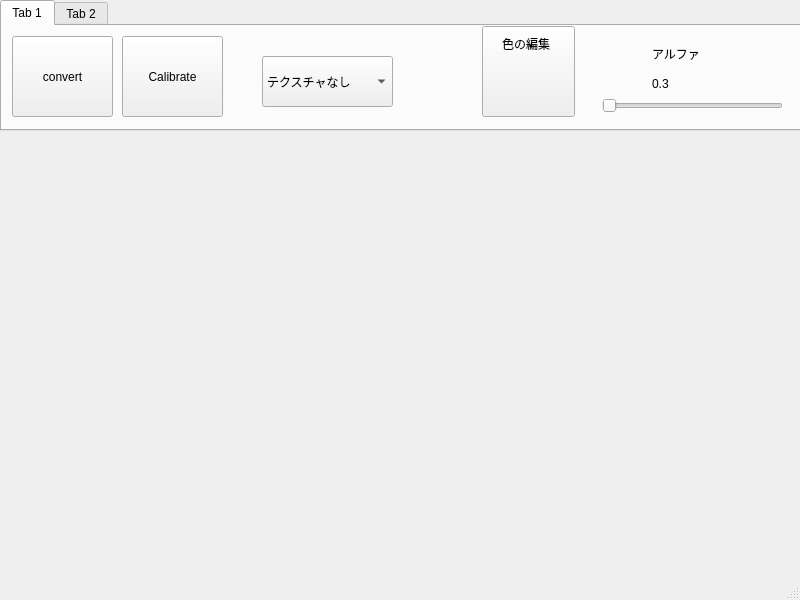
The window that FoodModification/View/mainWindow.ui (JunyaUeda/FoodAR) describes before a commit, drawn with Qt 5.
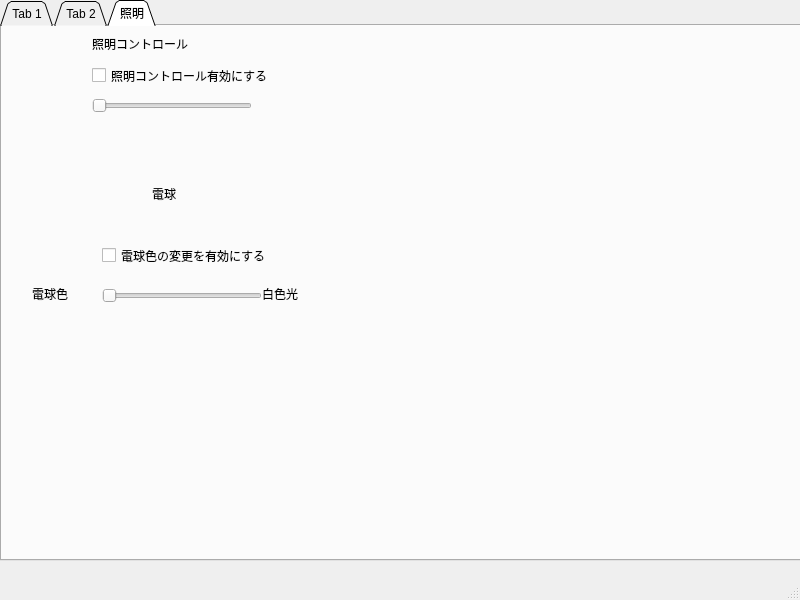
The same window after the commit.

Commit message: 照明のコントロール機能を追加

Patch:
```diff
--- a/FoodModification/View/mainWindow.ui
+++ b/FoodModification/View/mainWindow.ui
@@ -20,11 +20,26 @@
       <x>0</x>
       <y>0</y>
       <width>801</width>
-      <height>131</height>
+      <height>561</height>
      </rect>
     </property>
+    <property name="tabPosition">
+     <enum>QTabWidget::North</enum>
+    </property>
+    <property name="tabShape">
+     <enum>QTabWidget::Triangular</enum>
+    </property>
     <property name="currentIndex">
-     <number>0</number>
+     <number>2</number>
+    </property>
+    <property name="iconSize">
+     <size>
+      <width>40</width>
+      <height>30</height>
+     </size>
+    </property>
+    <property name="elideMode">
+     <enum>Qt::ElideNone</enum>
     </property>
     <widget class="QWidget" name="tab">
      <attribute name="title">
@@ -59,7 +74,7 @@
      <widget class="QPushButton" name="colorMapButton">
       <property name="geometry">
        <rect>
-        <x>480</x>
+        <x>490</x>
         <y>0</y>
         <width>93</width>
         <height>91</height>
@@ -97,6 +112,9 @@
       <property name="singleStep">
        <number>10</number>
       </property>
+      <property name="value">
+       <number>40</number>
+      </property>
       <property name="orientation">
        <enum>Qt::Horizontal</enum>
       </property>
@@ -124,7 +142,7 @@
        </rect>
       </property>
       <property name="text">
-       <string>0.3</string>
+       <string>0.4</string>
       </property>
      </widget>
      <widget class="QComboBox" name="textureComboBox">
@@ -234,6 +252,115 @@
       </attribute>
      </widget>
     </widget>
+    <widget class="QWidget" name="tab_5">
+     <attribute name="title">
+      <string>照明</string>
+     </attribute>
+     <widget class="QSlider" name="illuminationSlider">
+      <property name="geometry">
+       <rect>
+        <x>90</x>
+        <y>70</y>
+        <width>160</width>
+        <height>19</height>
+       </rect>
+      </property>
+      <property name="orientation">
+       <enum>Qt::Horizontal</enum>
+      </property>
+     </widget>
+     <widget class="QLabel" name="illuminationLabel">
+      <property name="geometry">
+       <rect>
+        <x>90</x>
+        <y>10</y>
+        <width>141</width>
+        <height>16</height>
+       </rect>
+      </property>
+      <property name="text">
+       <string>照明コントロール</string>
+      </property>
+     </widget>
+     <widget class="QCheckBox" name="illuminationCheckBox">
+      <property name="geometry">
+       <rect>
+        <x>90</x>
+        <y>40</y>
+        <width>191</width>
+        <height>19</height>
+       </rect>
+      </property>
+      <property name="text">
+       <string>照明コントロール有効にする</string>
+      </property>
+     </widget>
+     <widget class="QLabel" name="label_3">
+      <property name="geometry">
+       <rect>
+        <x>150</x>
+        <y>160</y>
+        <width>62</width>
+        <height>15</height>
+       </rect>
+      </property>
+      <property name="text">
+       <string>電球</string>
+      </property>
+     </widget>
+     <widget class="QSlider" name="horizontalSlider">
+      <property name="geometry">
+       <rect>
+        <x>100</x>
+        <y>260</y>
+        <width>160</width>
+        <height>19</height>
+       </rect>
+      </property>
+      <property name="orientation">
+       <enum>Qt::Horizontal</enum>
+      </property>
+     </widget>
+     <widget class="QLabel" name="label_4">
+      <property name="geometry">
+       <rect>
+        <x>260</x>
+        <y>260</y>
+        <width>62</width>
+        <height>15</height>
+       </rect>
+      </property>
+      <property name="text">
+       <string>白色光</string>
+      </property>
+     </widget>
+     <widget class="QLabel" name="label_5">
+      <property name="geometry">
+       <rect>
+        <x>30</x>
+        <y>260</y>
+        <width>62</width>
+        <height>15</height>
+       </rect>
+      </property>
+      <property name="text">
+       <string>電球色</string>
+      </property>
+     </widget>
+     <widget class="QCheckBox" name="checkBox">
+      <property name="geometry">
+       <rect>
+        <x>100</x>
+        <y>220</y>
+        <width>201</width>
+        <height>19</height>
+       </rect>
+      </property>
+      <property name="text">
+       <string>電球色の変更を有効にする</string>
+      </property>
+     </widget>
+    </widget>
    </widget>
   </widget>
   <widget class="QMenuBar" name="menubar">
```
Left out of the diff: 2 changed lines with no effect on the pictures. The commit also changes 9 other files.
